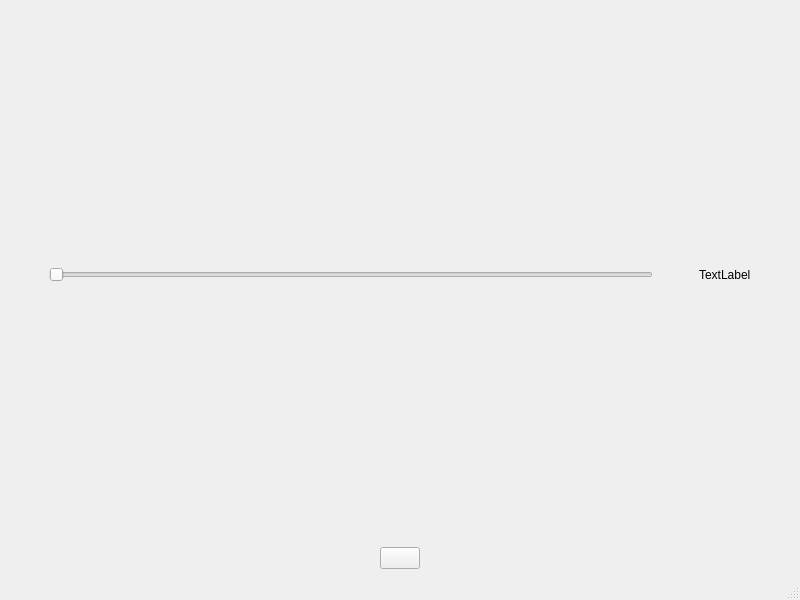
Old version of the form platform/mac/resources/mainwindow.ui in the repository AstaTus/DiscoPlayer.
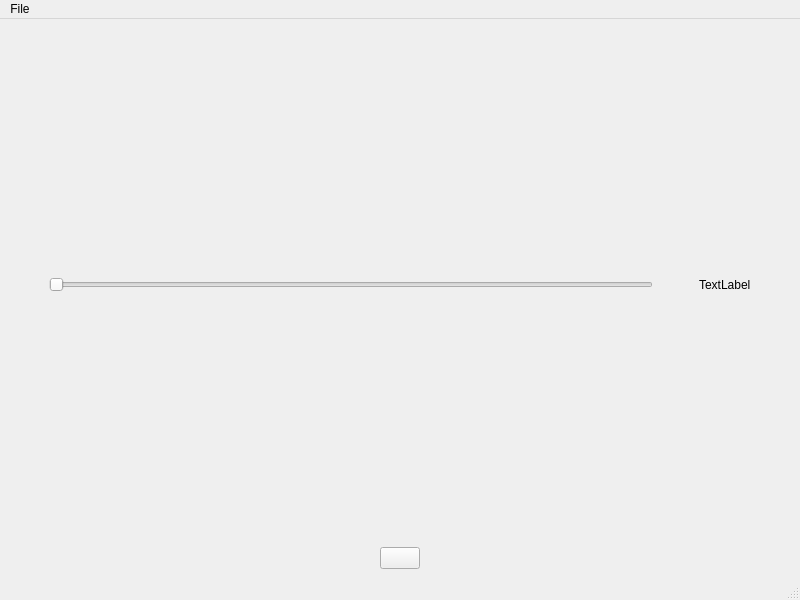
New version of the form. Icons and pictures are not drawn.

```diff
--- a/platform/mac/resources/mainwindow.ui
+++ b/platform/mac/resources/mainwindow.ui
@@ -168,6 +168,28 @@
    </layout>
   </widget>
   <widget class="QStatusBar" name="statusbar"/>
+  <widget class="QMenuBar" name="menuBar">
+   <property name="geometry">
+    <rect>
+     <x>0</x>
+     <y>0</y>
+     <width>800</width>
+     <height>22</height>
+    </rect>
+   </property>
+   <widget class="QMenu" name="menu">
+    <property name="title">
+     <string>File</string>
+    </property>
+    <addaction name="actionopen"/>
+   </widget>
+   <addaction name="menu"/>
+  </widget>
+  <action name="actionopen">
+   <property name="text">
+    <string>open video...</string>
+   </property>
+  </action>
  </widget>
  <resources>
   <include location="resource.qrc"/>
```
